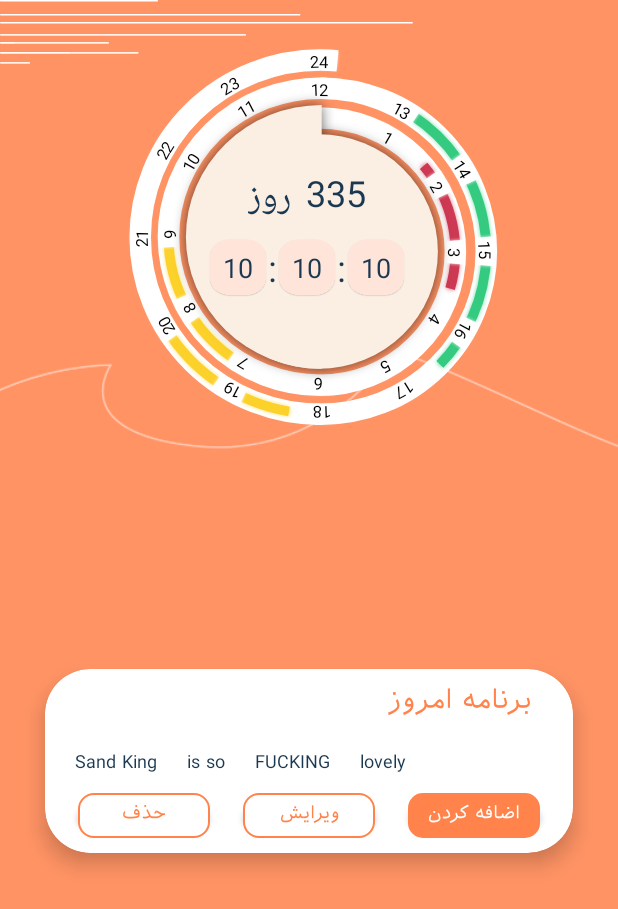
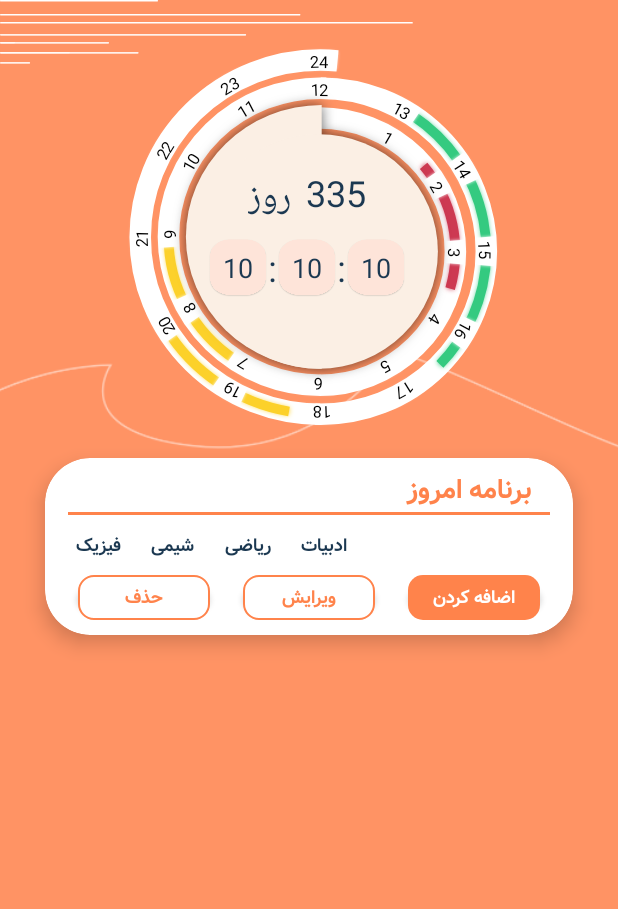
Before and after one commit to TarashGroup/TarashPlaningApp, an Android app: the screen it shows after launch (MainActivity), on a phone screen of 412 x 824 dp. Shown: the top 909 px of the screen. Run offline under Robolectric (Android 15) with nearby library versions, the phone set to English and light mode, and no system bars; libraries missing offline, so code that uses them is left out: at.grabner.circleprogress, com.hanks.htextview; plain views replace EvaporateTextView; 26 statements that could not run were skipped.

Commit message:
check list

```diff
--- a/app/src/main/java/com/example/myclock/AddPlanActivity.java
+++ b/app/src/main/java/com/example/myclock/AddPlanActivity.java
@@ -4,30 +4,18 @@ import androidx.appcompat.app.AppCompatActivity;
 
 import android.annotation.SuppressLint;
 import android.app.AlertDialog;
-import android.app.Dialog;
 import android.content.Intent;
 import android.os.Bundle;
-import android.util.Log;
 import android.view.View;
-import android.view.ViewGroup;
-import android.widget.Adapter;
 import android.widget.ArrayAdapter;
-import android.widget.Button;
 import android.widget.EditText;
 import android.widget.LinearLayout;
-import android.widget.ListView;
 import android.widget.Spinner;
-import android.widget.SpinnerAdapter;
 import android.widget.Toast;
 
 import com.example.myclock.Views.CheckListView;
 
-import java.lang.reflect.Array;
 import java.util.ArrayList;
-import java.util.Arrays;
-import java.util.zip.Inflater;
-
-import kotlin.jvm.internal.Intrinsics;
 
 public class AddPlanActivity extends AppCompatActivity {
     private ArrayList<String> checklists = new ArrayList<>();
@@ -110,7 +98,7 @@ public class AddPlanActivity extends AppCompatActivity {
     public void addPlan(View view) {
 
         checkListDialogBuilder = new AlertDialog.Builder(this);
-        checkListDialogBuilder.setView(getLayoutInflater().inflate(R.layout.add_check_list , null));
+        checkListDialogBuilder.setView(getLayoutInflater().inflate(R.layout.add_check_list_dialogue, null));
         checkListDialog = checkListDialogBuilder.create();
         checkListDialog.show();
     }
--- a/app/src/main/java/com/example/myclock/MainActivity.java
+++ b/app/src/main/java/com/example/myclock/MainActivity.java
@@ -53,10 +53,10 @@ public class MainActivity extends AppCompatActivity {
                 ViewGroup.LayoutParams.WRAP_CONTENT);
         params.setMargins(dp2px(10), dp2px(10), dp2px(10), dp2px(10));
 
-        View view = progressBuilder.getView("Sand King", 2f, 2.30f, 0);
-        View view1 = progressBuilder.getView("is so", 0.80f, 2.30f, 1);
-        View view2 = progressBuilder.getView("FUCKING", 0.80f, 2.30f, 2);
-        View view3 = progressBuilder.getView("lovely", 0.80f, 2.30f, 3);
+        View view = progressBuilder.getView("فیزیک", 60f, 120f, 0);
+        View view1 = progressBuilder.getView("شیمی", 30f, 90f, 1);
+        View view2 = progressBuilder.getView("ریاضی", 100f, 145f, 2);
+        View view3 = progressBuilder.getView("ادبیات", 0f, 15f, 3);
 
         dailySchedule = findViewById(R.id.DailyScheduleContainer);
         dailySchedule.addView(view, params);
--- a/app/src/main/java/com/example/myclock/Views/ProgressBuilder.java
+++ b/app/src/main/java/com/example/myclock/Views/ProgressBuilder.java
@@ -32,7 +32,7 @@ public class ProgressBuilder{
     }
 
     public View getView(String pTitle, float pValue, float pMaxValue, int TAG_ID) {
-        Typeface typeface = ResourcesCompat.getFont(context, R.font.iransans);
+        Typeface typeface = ResourcesCompat.getFont(context, R.font.vazir);
 
         LinearLayout progressLayout = new LinearLayout(context);
         progressLayout.setTag(pTitle);
@@ -44,7 +44,17 @@ public class ProgressBuilder{
         progressView.setTextMode(TextMode.TEXT);
         progressView.setTextColorAuto(false);
         progressView.setTextColor(ContextCompat.getColor(context, R.color.DarkLight));
-        progressView.setText(Math.round(pMaxValue * 100) / 100.0 + " Hrs");
+
+        String hour = "" , minute = "";
+        int hours = (int) pMaxValue/60 , minutes = (int) pMaxValue%60;
+        if (hours < 10)
+            hour += "0";
+        if (minutes < 10)
+            minute += "0";
+        hour += hours;
+        minute += minutes;
+        progressView.setText( hour + ":" + minute );
+
         progressView.setOuterContourSize(0);
         progressView.setInnerContourSize((int) dp2px(1f, context));
         progressView.setBarWidth((int) dp2px(5f, context));
@@ -66,12 +76,12 @@ public class ProgressBuilder{
         title.setTextColor(Color.rgb(27,56,81));
 
         LinearLayout.LayoutParams progressBarParams = new LinearLayout.LayoutParams(
-                (int) dp2px(100, context), (int) dp2px(100, context));
+                (int) dp2px(80, context), (int) dp2px(80, context));
 
         LinearLayout.LayoutParams titleParams = new LinearLayout.LayoutParams(
                 ViewGroup.LayoutParams.WRAP_CONTENT, ViewGroup.LayoutParams.WRAP_CONTENT);
         titleParams.gravity = Gravity.CENTER;
-        titleParams.setMargins(0, (int) dp2px(8, context), 0, 0);
+        titleParams.setMargins(0, (int) dp2px(0, context), 0, 0);
 
         progressLayout.addView(progressView, progressBarParams);
         progressLayout.addView(title, titleParams);
--- a/app/src/main/res/drawable/line.xml
+++ /dev/null
@@ -1,6 +0,0 @@
-<?xml version="1.0" encoding="utf-8"?>
-<shape xmlns:android="http://schemas.android.com/apk/res/android"
-    android:shape="line">
-    <stroke android:width="4dp" android:color="@color/Bar"/>
-
-</shape>
--- a/app/src/main/res/layout/activity_add_plan.xml
+++ b/app/src/main/res/layout/activity_add_plan.xml
@@ -37,6 +37,7 @@
                 android:textSize="20sp" />
 
             <View
+                android:id="@+id/line"
                 android:layout_width="match_parent"
                 android:layout_height="2dp"
                 android:layout_marginHorizontal="15dp"
@@ -84,7 +85,7 @@
                     android:id="@+id/sp_hour"
                     android:layout_width="40dp"
                     android:layout_height="40dp"
-                    android:background="@drawable/rectengle_for_clock"
+                    android:background="@drawable/bounds_for_clock_spinner"
                     android:gravity="center"
                     android:textAlignment="center"
                     android:textColor="@color/Bar" />
@@ -102,7 +103,7 @@
                     android:id="@+id/sp_minute"
                     android:layout_width="40dp"
                     android:layout_height="40dp"
-                    android:background="@drawable/rectengle_for_clock"
+                    android:background="@drawable/bounds_for_clock_spinner"
                     android:gravity="center"
                     android:textAlignment="center"
                     android:textColor="@color/Bar" />
@@ -162,7 +163,7 @@
                 android:layout_height="150dp"
                 android:layout_marginHorizontal="20dp"
                 android:layout_marginTop="5dp"
-                android:background="@drawable/rectengle_for_add_check_list">
+                android:background="@drawable/bounds_for_add_check_list">
 
                 <ScrollView
                     android:layout_width="match_parent"
--- a/app/src/main/res/layout/activity_main.xml
+++ b/app/src/main/res/layout/activity_main.xml
@@ -126,101 +126,106 @@
         android:id="@+id/cardView"
         android:layout_width="match_parent"
         android:layout_height="wrap_content"
-        android:layout_marginStart="30dp"
-        android:layout_marginEnd="30dp"
-        android:layout_marginBottom="105dp"
-        app:cardCornerRadius = "30dp"
+        android:layout_marginLeft="30dp"
+        android:layout_marginRight="30dp"
+        android:layout_marginTop="10dp"
+
+        app:cardBackgroundColor="@android:color/white"
+        app:cardCornerRadius="30dp"
         app:cardElevation="8dp"
-        app:cardBackgroundColor="@android:color/white"
-        app:layout_constraintBottom_toBottomOf="parent"
+        app:layout_constraintLeft_toLeftOf="parent"
         app:layout_constraintRight_toRightOf="parent"
-        app:layout_constraintLeft_toLeftOf="parent"
-        app:layout_constraintTop_toBottomOf="@id/fl_clock"
-        >
+        app:layout_constraintTop_toBottomOf="@id/fl_clock">
+
         <LinearLayout
             android:layout_width="match_parent"
             android:layout_height="match_parent"
             android:orientation="vertical">
+
             <TextView
                 android:layout_width="match_parent"
                 android:layout_height="wrap_content"
+                android:layout_marginTop="5dp"
+                android:layout_marginEnd="27dp"
+                android:fontFamily="@font/vazir"
                 android:text="@string/todayPlan"
-            android:textSize="18sp"
                 android:textColor="@color/Bar"
-            android:layout_marginTop="10dp"
-            android:layout_marginEnd="27dp"
-            android:fontFamily="@font/iransans"
-            />
+                android:textSize="18sp" />
+
+            <View
+                android:layout_width="match_parent"
+                android:layout_height="2dp"
+                android:layout_marginHorizontal="15dp"
+                android:background="@color/Bar" />
 
             <HorizontalScrollView
                 android:layout_width="wrap_content"
                 android:layout_height="wrap_content"
+                android:overScrollMode="never"
                 android:scrollbars="none"
-            android:overScrollMode="never"
 
                 >
+
                 <LinearLayout
+                    android:id="@+id/DailyScheduleContainer"
                     android:layout_width="match_parent"
                     android:layout_height="wrap_content"
-                android:id="@+id/DailyScheduleContainer"
-                android:orientation="horizontal"
                     android:layout_marginStart="10dp"
                     android:layout_marginEnd="10dp"
-                >
-            </LinearLayout>
+                    android:orientation="horizontal"></LinearLayout>
             </HorizontalScrollView>
+
             <androidx.constraintlayout.widget.ConstraintLayout
                 android:layout_width="match_parent"
                 android:layout_height="wrap_content"
-            android:orientation="horizontal"
                 android:layout_marginBottom="10dp"
                 android:gravity="center"
-            >
+                android:orientation="horizontal">
+
                 <Button
                     android:id="@+id/btn_remove"
                     android:layout_width="wrap_content"
                     android:layout_height="30dp"
                     android:background="@drawable/button1"
+                    android:fontFamily="@font/vazir"
                     android:gravity="center"
                     android:text="@string/remove"
+                    android:textColor="@color/Bar"
                     android:textSize="12sp"
-                android:fontFamily="@font/iransans"
-                android:textColor="@color/Bar"
+                    app:layout_constraintBottom_toBottomOf="parent"
                     app:layout_constraintLeft_toLeftOf="parent"
                     app:layout_constraintRight_toLeftOf="@id/btn_edit"
-                app:layout_constraintTop_toTopOf="parent"
-                app:layout_constraintBottom_toBottomOf="parent"
-                />
+                    app:layout_constraintTop_toTopOf="parent" />
+
                 <Button
                     android:id="@+id/btn_edit"
                     android:layout_width="wrap_content"
                     android:layout_height="30dp"
                     android:background="@drawable/button1"
+                    android:fontFamily="@font/vazir"
                     android:gravity="center"
                     android:text="@string/edit"
+                    android:textColor="@color/Bar"
                     android:textSize="12sp"
-                android:fontFamily="@font/iransans"
-                android:textColor="@color/Bar"
+                    app:layout_constraintBottom_toBottomOf="parent"
                     app:layout_constraintLeft_toRightOf="@id/btn_remove"
                     app:layout_constraintRight_toLeftOf="@id/btn_add"
-                app:layout_constraintTop_toTopOf="parent"
-                app:layout_constraintBottom_toBottomOf="parent"
-                />
+                    app:layout_constraintTop_toTopOf="parent" />
+
                 <Button
                     android:id="@+id/btn_add"
                     android:layout_width="wrap_content"
                     android:layout_height="30dp"
                     android:background="@drawable/button2"
+                    android:fontFamily="@font/vazir"
                     android:gravity="center"
                     android:text="@string/add"
+                    android:textColor="@android:color/white"
                     android:textSize="12sp"
-                android:fontFamily="@font/iransans"
-                android:textColor="@android:color/white"
+                    app:layout_constraintBottom_toBottomOf="parent"
                     app:layout_constraintLeft_toRightOf="@id/btn_edit"
                     app:layout_constraintRight_toRightOf="parent"
-                app:layout_constraintTop_toTopOf="parent"
-                app:layout_constraintBottom_toBottomOf="parent"
-                />
+                    app:layout_constraintTop_toTopOf="parent" />
 
             </androidx.constraintlayout.widget.ConstraintLayout>
         </LinearLayout>
@@ -236,6 +241,4 @@
         app:srcCompat="@drawable/group_251" />
 
 
-
-
 </androidx.constraintlayout.widget.ConstraintLayout>
--- a/app/src/main/res/layout/add_check_list.xml
+++ b/app/src/main/res/layout/add_check_list_dialogue.xml
@@ -4,7 +4,7 @@
     xmlns:tools="http://schemas.android.com/tools"
     android:layout_width="match_parent"
     android:layout_height="match_parent"
-    android:background="@drawable/rectengle_for_add_check_list"
+    android:background="@drawable/bounds_for_add_check_list"
     android:clipChildren="false"
     android:orientation="vertical">
 
--- a/app/src/main/res/values/styles.xml
+++ b/app/src/main/res/values/styles.xml
@@ -14,6 +14,6 @@
     </style>
 
     <style name="add_check_list" parent="Theme.AppCompat.Light.Dialog.Alert">
-        <item name="android:windowBackground">@drawable/rectengle_for_add_check_list</item>
+        <item name="android:windowBackground">@drawable/bounds_for_add_check_list</item>
     </style>
 </resources>
```
Also changed, not shown: app/src/main/res/drawable/bounds_for_add_check_list.xml (renamed from app/src/main/res/drawable/rectengle_for_add_check_list.xml), app/src/main/res/drawable/bounds_for_clock_spinner.xml (renamed from app/src/main/res/drawable/rectengle_for_clock.xml). Lines whose indentation alone changed are shown as unchanged.
